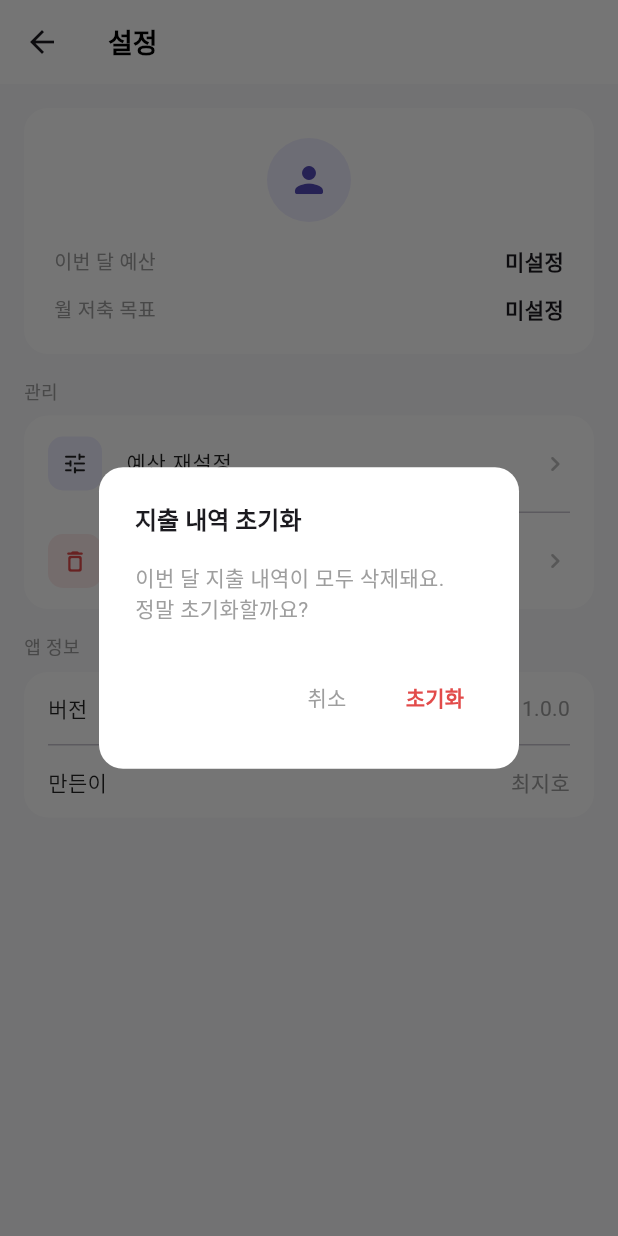
After one commit to JMandoo1014/budget-manager, a Flutter app: the SettingsScreen screen opened directly, after a tap on "이번 달 지출 내역 초기화", on a phone screen of 412 x 824 dp. The commit adds this screen. Run offline on Flutter 3.47's test engine with Material 3 defaults, Android fonts, the phone set to English and light mode, and no system bars; our stand-ins replace flutter_dotenv, go_router, supabase_flutter; accounts and stored records are empty.

Commit message:
feat: 설정 화면 구현 및 토스트 공통화
- SettingsScreen 신규 구현 (프로필 카드, 예산 재설정, 지출 초기화)
- AppToast 공통 위젯 추출 (SlideTransition + FadeTransition 애니메이션)
- 온보딩/입력/설정 화면의 토스트를 AppToast.show()로 통일
- saveBudget() insert → upsert 변경 (user_id+month+year 충돌 처리)
- StorageService.deleteMonthExpenses() 추가
- Budget.monthlyBudget getter 추가, totalBudget이 월 단위 예산 반환
- 온보딩 예산 배분 로직을 월 저축액 기준으로 수정
- 온보딩 AppBar 추가 및 뒤로가기 조건부 표시 (context.canPop())

Co-Authored-By: Claude Sonnet 4.6 <noreply@anthropic.com>

```diff
--- a/lib/models/budget.dart
+++ b/lib/models/budget.dart
@@ -13,7 +13,8 @@ class Budget {
     required this.categoryBudgets,
   });
 
-  int get totalBudget => income - savingsGoal;
+  int get monthlyBudget => income - (savingsGoal ~/ savingsMonths);
+  int get totalBudget => monthlyBudget;
 
   Budget copyWith({
     int? income,
--- /dev/null
+++ b/lib/screens/settings_screen.dart
@@ -0,0 +1,252 @@
+import 'package:flutter/material.dart';
+import 'package:go_router/go_router.dart';
+
+import '../models/budget.dart';
+import '../services/storage_service.dart';
+import '../widgets/app_toast.dart';
+
+class SettingsScreen extends StatefulWidget {
+  const SettingsScreen({super.key});
+
+  @override
+  State<SettingsScreen> createState() => _SettingsScreenState();
+}
+
+class _SettingsScreenState extends State<SettingsScreen> {
+  Budget? _budget;
+  bool _isLoading = true;
+
+  @override
+  void initState() {
+    super.initState();
+    _loadBudget();
+  }
+
+  Future<void> _loadBudget() async {
+    final budget = await StorageService().getCurrentBudget();
+    if (mounted) {
+      setState(() {
+        _budget = budget;
+        _isLoading = false;
+      });
+    }
+  }
+
+  String _formatNumber(int n) {
+    return n.toString().replaceAllMapped(
+      RegExp(r'(\d{1,3})(?=(\d{3})+(?!\d))'),
+      (m) => '${m[1]},',
+    );
+  }
+
+  Future<void> _onResetBudget() async {
+    context.push('/');
+  }
+
+  Future<void> _onDeleteExpenses() async {
+    final confirmed = await showDialog<bool>(
+      context: context,
+      builder: (ctx) => AlertDialog(
+        backgroundColor: Colors.white,
+        shape: RoundedRectangleBorder(borderRadius: BorderRadius.circular(16)),
+        title: const Text(
+          '지출 내역 초기화',
+          style: TextStyle(fontSize: 16, fontWeight: FontWeight.bold),
+        ),
+        content: const Text(
+          '이번 달 지출 내역이 모두 삭제돼요.\n정말 초기화할까요?',
+          style: TextStyle(fontSize: 14, color: Colors.grey),
+        ),
+        actions: [
+          TextButton(
+            onPressed: () => Navigator.pop(ctx, false),
+            child: const Text('취소', style: TextStyle(color: Colors.grey)),
+          ),
+          TextButton(
+            onPressed: () => Navigator.pop(ctx, true),
+            child: const Text(
+              '초기화',
+              style: TextStyle(color: Color(0xFFE24B4A), fontWeight: FontWeight.w600),
+            ),
+          ),
+        ],
+      ),
+    );
+
+    if (confirmed != true || !mounted) return;
+
+    try {
+      await StorageService().deleteMonthExpenses();
+      if (mounted) AppToast.show(context, '지출 내역을 초기화했어요.');
+    } catch (e) {
+      print('지출 초기화 오류: $e');
+      if (mounted) AppToast.show(context, '초기화에 실패했어요.');
+    }
+  }
+
+  @override
+  Widget build(BuildContext context) {
+    return Scaffold(
+      backgroundColor: const Color(0xFFF8F8FA),
+      appBar: AppBar(
+        backgroundColor: Colors.white,
+        elevation: 0,
+        title: const Text(
+          '설정',
+          style: TextStyle(fontSize: 18, fontWeight: FontWeight.bold, color: Colors.black),
+        ),
+      ),
+      body: SingleChildScrollView(
+        padding: const EdgeInsets.fromLTRB(16, 16, 16, 100),
+        child: Column(
+          crossAxisAlignment: CrossAxisAlignment.start,
+          children: [
+            _buildProfileCard(),
+            const SizedBox(height: 16),
+            const Text(
+              '관리',
+              style: TextStyle(fontSize: 12, color: Colors.grey),
+            ),
+            const SizedBox(height: 8),
+            _buildMenuSection(),
+            const SizedBox(height: 16),
+            const Text(
+              '앱 정보',
+              style: TextStyle(fontSize: 12, color: Colors.grey),
+            ),
+            const SizedBox(height: 8),
+            _buildInfoSection(),
+          ],
+        ),
+      ),
+    );
+  }
+
+  Widget _buildProfileCard() {
+    return Container(
+      padding: const EdgeInsets.all(20),
+      decoration: BoxDecoration(
+        color: Colors.white,
+        borderRadius: BorderRadius.circular(16),
+      ),
+      child: _isLoading
+          ? const Center(child: CircularProgressIndicator())
+          : Column(
+              children: [
+                const CircleAvatar(
+                  radius: 28,
+                  backgroundColor: Color(0xFFEEEDFE),
+                  child: Icon(Icons.person_rounded, color: Color(0xFF534AB7), size: 28),
+                ),
+                const SizedBox(height: 16),
+                Row(
+                  mainAxisAlignment: MainAxisAlignment.spaceBetween,
+                  children: [
+                    const Text('이번 달 예산', style: TextStyle(fontSize: 13, color: Colors.grey)),
+                    Text(
+                      _budget != null ? '${_formatNumber(_budget!.totalBudget)}원' : '미설정',
+                      style: const TextStyle(fontSize: 14, fontWeight: FontWeight.w600),
+                    ),
+                  ],
+                ),
+                const SizedBox(height: 12),
+                Row(
+                  mainAxisAlignment: MainAxisAlignment.spaceBetween,
+                  children: [
+                    const Text('월 저축 목표', style: TextStyle(fontSize: 13, color: Colors.grey)),
+                    Text(
+                      _budget != null
+                          ? '${_formatNumber(_budget!.savingsGoal ~/ _budget!.savingsMonths)}원'
+                          : '미설정',
+                      style: const TextStyle(fontSize: 14, fontWeight: FontWeight.w600),
+                    ),
+                  ],
+                ),
+              ],
+            ),
+    );
+  }
+
+  Widget _buildMenuSection() {
+    return Container(
+      decoration: BoxDecoration(
+        color: Colors.white,
+        borderRadius: BorderRadius.circular(16),
+      ),
+      child: Column(
+        children: [
+          _buildMenuItem(
+            icon: Icons.tune_rounded,
+            label: '예산 재설정',
+            onTap: _onResetBudget,
+          ),
+          const Divider(height: 1, indent: 56, endIndent: 16),
+          _buildMenuItem(
+            icon: Icons.delete_outline_rounded,
+            label: '이번 달 지출 내역 초기화',
+            onTap: _onDeleteExpenses,
+            isDestructive: true,
+          ),
+        ],
+      ),
+    );
+  }
+
+  Widget _buildMenuItem({
+    required IconData icon,
+    required String label,
+    required VoidCallback onTap,
+    bool isDestructive = false,
+  }) {
+    final color = isDestructive ? const Color(0xFFE24B4A) : Colors.black87;
+    return ListTile(
+      onTap: onTap,
+      leading: Container(
+        width: 36,
+        height: 36,
+        decoration: BoxDecoration(
+          color: isDestructive
+              ? const Color(0xFFFCEBEB)
+              : const Color(0xFFEEEDFE),
+          borderRadius: BorderRadius.circular(10),
+        ),
+        child: Icon(icon, size: 18, color: color),
+      ),
+      title: Text(
+        label,
+        style: TextStyle(fontSize: 14, color: color),
+      ),
+      trailing: Icon(Icons.chevron_right_rounded, color: Colors.grey.shade400, size: 20),
+      contentPadding: const EdgeInsets.symmetric(horizontal: 16, vertical: 4),
+    );
+  }
+
+  Widget _buildInfoSection() {
+    return Container(
+      decoration: BoxDecoration(
+        color: Colors.white,
+        borderRadius: BorderRadius.circular(16),
+      ),
+      child: Column(
+        children: [
+          _buildInfoTile('버전', '1.0.0'),
+          const Divider(height: 1, indent: 16, endIndent: 16),
+          _buildInfoTile('만든이', '최지호'),
+        ],
+      ),
+    );
+  }
+
+  Widget _buildInfoTile(String label, String value) {
+    return Padding(
+      padding: const EdgeInsets.symmetric(horizontal: 16, vertical: 14),
+      child: Row(
+        mainAxisAlignment: MainAxisAlignment.spaceBetween,
+        children: [
+          Text(label, style: const TextStyle(fontSize: 14, color: Colors.black87)),
+          Text(value, style: const TextStyle(fontSize: 14, color: Colors.grey)),
+        ],
+      ),
+    );
+  }
+}
```
Also changed, not shown: lib/main.dart (+3 -5 lines), lib/screens/input_screen.dart (+2 -15 lines), lib/screens/onboarding_screen.dart (+21 -85 lines), lib/screens/shell_screen.dart (+2 -12 lines), lib/services/storage_service.dart (+21 -2 lines), lib/widgets/app_toast.dart (added, +101 -0 lines).
